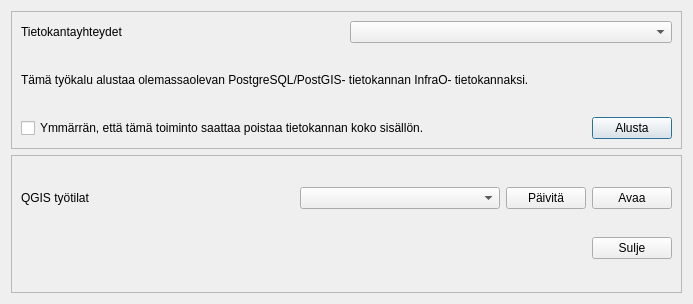
Before: the Qt Designer form infrao/resources/ui/db_init.ui in GispoCoding/infrao-plugin, drawn with Qt 5.
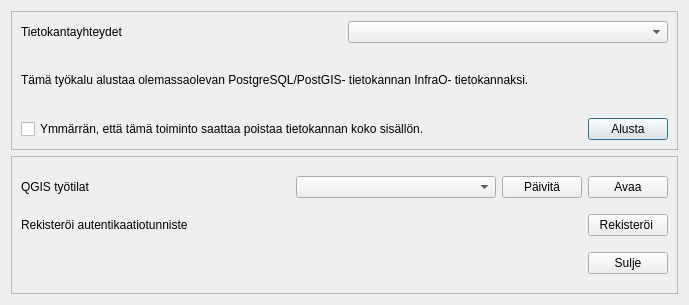
After: the same form once the commit is applied.

Patch:
```diff
--- a/infrao/resources/ui/db_init.ui
+++ b/infrao/resources/ui/db_init.ui
@@ -6,8 +6,8 @@
    <rect>
     <x>0</x>
     <y>0</y>
-    <width>693</width>
-    <height>304</height>
+    <width>689</width>
+    <height>305</height>
    </rect>
   </property>
   <property name="windowTitle">
@@ -30,8 +30,8 @@
        <rect>
         <x>0</x>
         <y>0</y>
-        <width>673</width>
-        <height>138</height>
+        <width>669</width>
+        <height>139</height>
        </rect>
       </property>
       <layout class="QGridLayout" name="gridLayout_2">
@@ -104,7 +104,7 @@
        <rect>
         <x>0</x>
         <y>0</y>
-        <width>673</width>
+        <width>669</width>
         <height>138</height>
        </rect>
       </property>
@@ -181,6 +181,33 @@
          </item>
         </layout>
        </item>
+       <item row="1" column="2">
+        <widget class="QPushButton" name="registerButton">
+         <property name="text">
+          <string>Rekisteröi </string>
+         </property>
+        </widget>
+       </item>
+       <item row="1" column="1">
+        <spacer name="horizontalSpacer_4">
+         <property name="orientation">
+          <enum>Qt::Horizontal</enum>
+         </property>
+         <property name="sizeHint" stdset="0">
+          <size>
+           <width>40</width>
+           <height>20</height>
+          </size>
+         </property>
+        </spacer>
+       </item>
+       <item row="1" column="0">
+        <widget class="QLabel" name="label_3">
+         <property name="text">
+          <string>Rekisteröi autentikaatiotunniste</string>
+         </property>
+        </widget>
+       </item>
       </layout>
      </widget>
     </widget>
```
